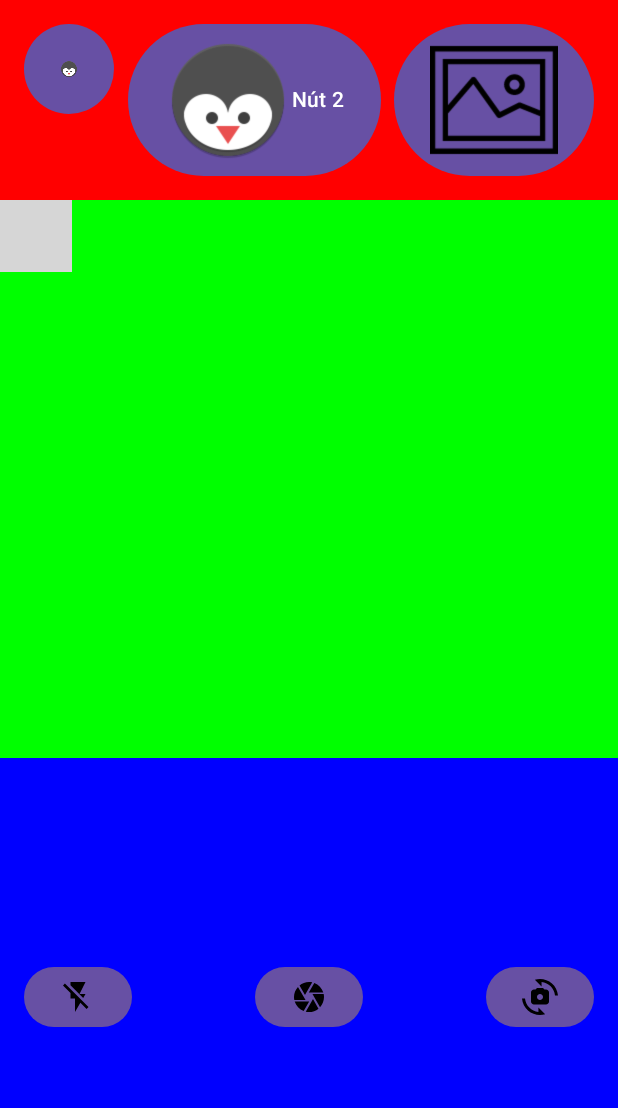
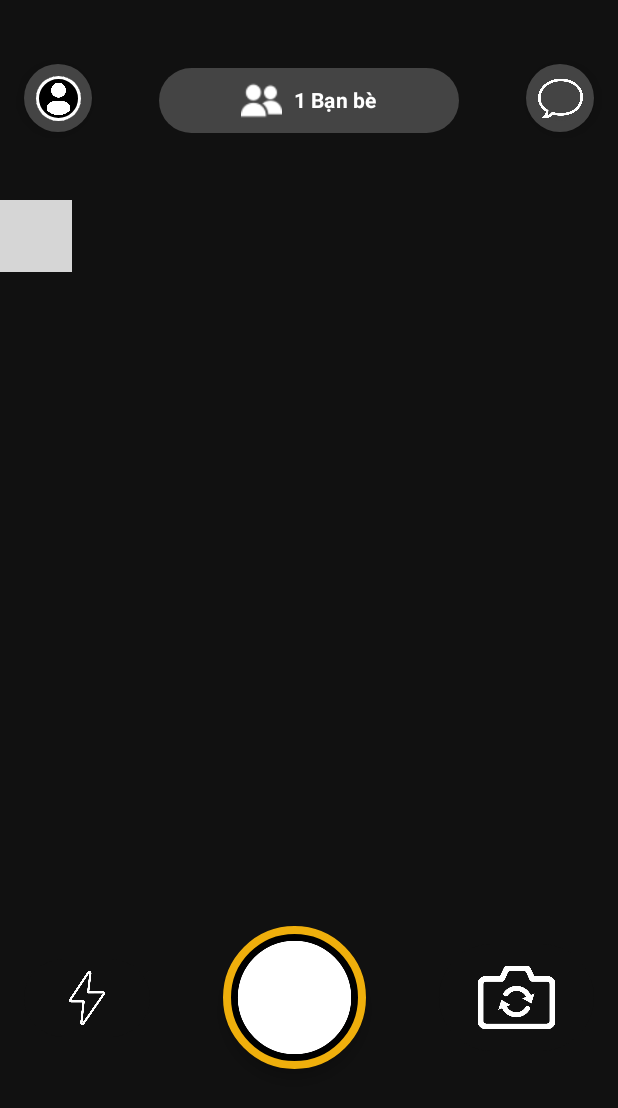
Before and after one commit to Nhandeptrai-123/Application-Socket, an Android app built with Jetpack Compose: the screen it shows after launch (MainActivity), on a phone screen of 412 x 824 dp. Shown: the top 1108 px of the screen. Run offline under Robolectric (Android 15) with nearby library versions, the phone set to English and light mode, and no system bars; libraries missing offline, so code that uses them is left out: androidx.camera.core, androidx.camera.view; 3 statements that could not run were skipped; grey boxes are pictures that could not be loaded.

Commit message:
complete frontend for CameraScreenTakePicture

```diff
--- a/app/src/main/java/com/example/applicationsocket/CameraPreview.kt
+++ b/app/src/main/java/com/example/applicationsocket/CameraPreview.kt
@@ -22,7 +22,7 @@ fun CameraPreview(
     currentCamera: CameraSelector,
     onImageCaptured: (Uri) -> Unit,
     imageCapture: ImageCapture,
-    modifier: Modifier
+//    modifier: Modifier
 ) {
     val context = LocalContext.current
     val lifecycleOwner = LocalLifecycleOwner.current
--- a/app/src/main/java/com/example/applicationsocket/MainActivity.kt
+++ b/app/src/main/java/com/example/applicationsocket/MainActivity.kt
@@ -8,8 +8,8 @@ import androidx.activity.compose.setContent
 import androidx.compose.runtime.Composable
 import androidx.compose.ui.tooling.preview.Preview
 import androidx.core.app.ActivityCompat
-//import com.example.applicationsocket.ui.cameraStuff.TestMain1
-import com.example.applicationsocket.ui.cameraStuff.testmain1
+import com.example.applicationsocket.ui.cameraStuff.TestMain1
+//import com.example.applicationsocket.ui.cameraStuff.testmain1
 import java.io.File
 import java.util.concurrent.ExecutorService
 import java.util.concurrent.Executors
@@ -22,7 +22,7 @@ class MainActivity : ComponentActivity() {
     override fun onCreate(savedInstanceState: Bundle?) {
         super.onCreate(savedInstanceState)
         setContent {
-            testmain1()
+            TestMain1()
         }
 
         requestPermissions()
--- a/app/src/main/java/com/example/applicationsocket/ui/cameraStuff/CameraScreenTakePicture.kt
+++ b/app/src/main/java/com/example/applicationsocket/ui/cameraStuff/CameraScreenTakePicture.kt
@@ -35,10 +35,13 @@ import androidx.compose.material.icons.filled.FlashOff
 import androidx.compose.material.icons.filled.FlashOn
 import androidx.compose.material3.BottomSheetScaffold
 import androidx.compose.material3.Button
+import androidx.compose.material3.ButtonDefaults
 import androidx.compose.material3.Card
 import androidx.compose.material3.ExperimentalMaterial3Api
+import androidx.compose.material3.FloatingActionButton
 import androidx.compose.material3.Icon
 import androidx.compose.material3.IconButton
+import androidx.compose.material3.MaterialTheme
 import androidx.compose.material3.Text
 import androidx.compose.material3.rememberBottomSheetScaffoldState
 import androidx.compose.runtime.Composable
@@ -50,9 +53,13 @@ import androidx.compose.ui.Modifier
 import androidx.compose.ui.draw.clip
 import androidx.compose.ui.graphics.Color
 import androidx.compose.ui.graphics.painter.Painter
+import androidx.compose.ui.graphics.vector.ImageVector
 import androidx.compose.ui.layout.ContentScale
 import androidx.compose.ui.platform.LocalContext
 import androidx.compose.ui.res.painterResource
+import androidx.compose.ui.res.vectorResource
+import androidx.compose.ui.text.font.FontStyle
+import androidx.compose.ui.text.font.FontWeight
 import androidx.compose.ui.tooling.preview.Preview
 import androidx.compose.ui.unit.dp
 import androidx.core.content.ContextCompat
@@ -72,34 +79,58 @@ fun TopBar(modifier: Modifier = Modifier){
             .padding(16.dp),
         horizontalArrangement = Arrangement.SpaceBetween
     ) {
-        Button(
+        FloatingActionButton(
+            onClick = { /*TODO*/ },
+            shape = CircleShape,
             modifier = Modifier
-                .size(60.dp),
-            onClick = { /* Xử lý sự kiện nhấn nút 1 */ },
+                .size(45.dp),
+            containerColor = Color.DarkGray,
         ) {
            Image(
-                painter = painterResource(id = R.drawable.icon_1),
-                contentDescription = "Icon 1",
-                modifier = Modifier.size(100.dp),
+               painter = painterResource(id = R.drawable.profile_user),
+               contentDescription = "User Profile",
+               modifier = Modifier
+                   .size(30.dp)
+                   .border(width = 2.dp, color = Color.White, shape = CircleShape)
+                   .background(Color.White, shape = CircleShape)
            )
         }
 
         Button(
-            onClick = { /* Xử lý sự kiện nhấn nút 2 */ }
+            onClick = { /*TODO*/ },
+            colors = ButtonDefaults.buttonColors(
+                containerColor = Color.DarkGray,
+                contentColor = Color.White
+            ),
+            modifier = Modifier
+                .width(200.dp)
+//                .clip(RoundedCornerShape(55.dp))
         ) {
             Image(
-                painter = painterResource(id = R.drawable.icon_1),
-                contentDescription = "Icon 1",
+                painter = painterResource(id = R.drawable.friends),
+                contentDescription = " Profile",
+                modifier = Modifier.size(27.dp)
             )
-            Text("Nút 2")
+                Spacer(modifier = Modifier.width(8.dp)) // Thêm khoảng cách giữa hình ảnh và văn bản
+            Text(
+                text = "1 Bạn bè",
+                fontWeight = FontWeight.Bold
+            )
         }
 
-        Button(
-            onClick = { /* Xử lý sự kiện nhấn nút 3 */ },
+        FloatingActionButton(
+            onClick = { /*TODO*/ },
+            shape = CircleShape,
+            modifier = Modifier
+                .size(45.dp),
+            containerColor = Color.DarkGray,
         ) {
             Image(
-                painter = painterResource(id = R.drawable.icon_3),
-                contentDescription = "Icon 3",
+                painter = painterResource(id = R.drawable.speech_bubble),
+                contentDescription = "Messaging",
+                modifier = Modifier
+                    .size(30.dp)
+                    .background(Color.DarkGray, shape = CircleShape)
             )
         }
     }
@@ -113,6 +144,7 @@ fun BottomBar(
     onFlashToggle: () -> Unit,
     modifier: Modifier = Modifier
 ){
+    val backgroundColorLocket = Color(0xFF111111)
     Row(
         modifier = Modifier
             .fillMaxWidth()
@@ -122,35 +154,196 @@ fun BottomBar(
     ) {
         Button(
             onClick = { onFlashToggle() },
+            colors = ButtonDefaults.buttonColors(
+                containerColor = backgroundColorLocket,
+            )
         ) {
+            // Sử dụng painterResource để tải hình ảnh
+            val flashDisablePainter = painterResource(id = R.drawable.flash)
+            val flashEnablePainter = painterResource(id = R.drawable.thunder)
+
             Image(
-                imageVector = if (flashEnabled) Icons.Default.FlashOn else Icons.Default.FlashOff,
-                contentDescription = "Turn on or off flash light",
+                painter = if (flashEnabled) flashEnablePainter else flashDisablePainter,
+                contentDescription = "Turn on or turn off flash",
+                modifier = Modifier
+                    .size(36.dp)
             )
         }
 
-        Button(
-            onClick = onTakePicture
+
+        val borderColorTakePictureIcon = Color(0xFFefaf0c)
+        FloatingActionButton(
+            onClick = onTakePicture,
+            containerColor = Color.Black,
+            shape = CircleShape,
+            modifier = Modifier
+                .size(95.dp) // Kích thước của nút
+                .border(5.dp, borderColorTakePictureIcon, CircleShape) // Đường viền màu vàng
         ) {
             Image(
-                imageVector = Icons.Default.Camera,
-                contentDescription = "Take picture",
+                painter = painterResource(id = R.drawable.button_take_picture_icon),
+                contentDescription = "Turn on or turn off flash",
+//                imageVector = flashEnableImageVector,
+                modifier = Modifier
+                    .size(75.dp)
+                    .border(width = 2.dp, color = Color.White, shape = CircleShape)
+                    .background(Color.White, shape = CircleShape)
             )
         }
 
         Button(
             onClick = onSwitchCamera,
+            colors = ButtonDefaults.buttonColors(
+                containerColor = backgroundColorLocket,
+            )
         ) {
             Image(
-                imageVector = Icons.Default.Cameraswitch,
-                contentDescription = "Switch camera"
+                painter = painterResource(id = R.drawable.camera_swap_icon),
+                contentDescription = "Switch camera",
+                modifier = Modifier
+                    .size(55.dp)
+                    .background(backgroundColorLocket)
             )
         }
     }
 }
 
+//@Composable
+//fun testmain1(){
+//    val context = LocalContext.current
+//    val (currentCamera, setCurrentCamera) = remember { mutableStateOf(CameraSelector.DEFAULT_BACK_CAMERA) }
+//    val (flashEnabled, setFlashEnabled) = remember { mutableStateOf(false) }
+//    val (showWhiteScreen, setShowWhiteScreen) = remember { mutableStateOf(false) }
+//    val imageCapture = remember {
+//        ImageCapture.Builder().build()
+//    }
+//
+//    val coroutineScope = rememberCoroutineScope()
+//
+//    fun capturePhoto() {
+//
+//        if (flashEnabled && currentCamera == CameraSelector.DEFAULT_BACK_CAMERA) {
+//            imageCapture.flashMode = ImageCapture.FLASH_MODE_ON
+//        } else {
+//            imageCapture.flashMode = ImageCapture.FLASH_MODE_OFF
+//        }
+//
+//        // Tạo một tệp tin để lưu trữ ảnh
+//        val photoFile = File(
+//            context.getExternalFilesDir(null),
+//            "${System.currentTimeMillis()}.jpg"
+//        )
+//
+//        // Thiết lập các tùy chọn đầu ra cho ImageCapture
+//        val outputOptions = ImageCapture.OutputFileOptions.Builder(photoFile).build()
+//
+//        // Chụp ảnh và lưu trữ nó vào tệp tin đã tạo
+//        imageCapture.takePicture(
+//            outputOptions,
+//            ContextCompat.getMainExecutor(context),
+//            object : ImageCapture.OnImageSavedCallback {
+//                // Xử lý khi chụp ảnh thất bại
+//                override fun onError(exception: ImageCaptureException) {
+//                    Log.e("CameraPreview", "Photo capture failed: ${exception.message}", exception)
+//                }
+//
+//                override fun onImageSaved(outputFileResults: ImageCapture.OutputFileResults) {
+//                    // Lấy URI của ảnh đã lưu
+//                    val savedUri = Uri.fromFile(photoFile)
+//                    Log.d("CameraPreview", "Photo capture succeeded: $savedUri")
+//                    // Handle the saved image URI here
+//                    // Xử lý URI của ảnh đã lưu ở đây
+//                    Toast.makeText(context, "Photo capture succeeded: $savedUri", Toast.LENGTH_SHORT).show()
+//                }
+//            }
+//        )
+//    }
+//
+//    fun takePicture() {
+//        if (flashEnabled && currentCamera == CameraSelector.DEFAULT_FRONT_CAMERA) {
+//            setShowWhiteScreen(true)
+//            coroutineScope.launch {
+//                delay(1000)
+//                capturePhoto()
+//                setShowWhiteScreen(false)
+//            }
+//        } else {
+//            capturePhoto()
+//        }
+//    }
+//
+//    Column(modifier = Modifier.fillMaxSize()) {
+//        // Phần trên cùng của màn hình
+//        Row(
+//            modifier = Modifier
+//                .fillMaxWidth()
+//                .weight(0.15625f)
+//                .background(Color.Red),
+////            contentAlignment = Alignment.Center
+//            verticalAlignment = Alignment.CenterVertically
+//        ) {
+//            if (showWhiteScreen) {
+//                Box(modifier = Modifier
+//                    .fillMaxSize()
+//                    .background(Color.White))
+//            } else {
+//                TopBar()
+//            }
+//        }
+//
+//        // Phần giữa của màn hình
+//        Row(
+//            modifier = Modifier
+//                .fillMaxWidth()
+//                .weight(0.4375f)
+//                .background(Color.Green)
+//                .clip(RoundedCornerShape(55.dp)),
+////            contentAlignment = Alignment.Center
+//        ) {
+//            CameraPreview(
+//                currentCamera,
+//                onImageCaptured = { uri ->
+//                // Handle captured image URI here
+//                },
+//                imageCapture,
+//                modifier = Modifier
+////                        .align(Alignment.Center)
+//            )
+//        }
+//
+//        // Phần dưới cùng của màn hình
+//        Row(
+//            modifier = Modifier
+//                .fillMaxWidth()
+//                .weight(0.375f)
+//                .background(Color.Blue),
+//            verticalAlignment = Alignment.CenterVertically
+//        ) {
+//            if (showWhiteScreen) {
+//                Box(modifier = Modifier
+//                    .fillMaxSize()
+//                    .background(Color.White))
+//            } else {
+//                BottomBar(
+//                    onTakePicture = { takePicture() },
+//                    onSwitchCamera = {
+//                        setCurrentCamera(
+//                            if (currentCamera == CameraSelector.DEFAULT_BACK_CAMERA)
+//                                CameraSelector.DEFAULT_FRONT_CAMERA
+//                            else
+//                                CameraSelector.DEFAULT_BACK_CAMERA
+//                        )
+//                    },
+//                    flashEnabled = flashEnabled,
+//                    onFlashToggle = { setFlashEnabled(!flashEnabled) }
+//                )
+//            }
+//        }
+//    }
+//}
+
 @Composable
-fun testmain1(){
+fun TestMain1() {
     val context = LocalContext.current
     val (currentCamera, setCurrentCamera) = remember { mutableStateOf(CameraSelector.DEFAULT_BACK_CAMERA) }
     val (flashEnabled, setFlashEnabled) = remember { mutableStateOf(false) }
@@ -161,75 +354,56 @@ fun testmain1(){
 
     val coroutineScope = rememberCoroutineScope()
 
+
+
     fun capturePhoto() {
-
         if (flashEnabled && currentCamera == CameraSelector.DEFAULT_BACK_CAMERA) {
             imageCapture.flashMode = ImageCapture.FLASH_MODE_ON
         } else {
             imageCapture.flashMode = ImageCapture.FLASH_MODE_OFF
         }
 
-        // Tạo một tệp tin để lưu trữ ảnh
         val photoFile = File(
             context.getExternalFilesDir(null),
             "${System.currentTimeMillis()}.jpg"
         )
 
-        // Thiết lập các tùy chọn đầu ra cho ImageCapture
         val outputOptions = ImageCapture.OutputFileOptions.Builder(photoFile).build()
 
-        // Chụp ảnh và lưu trữ nó vào tệp tin đã tạo
         imageCapture.takePicture(
             outputOptions,
             ContextCompat.getMainExecutor(context),
             object : ImageCapture.OnImageSavedCallback {
-                // Xử lý khi chụp ảnh thất bại
                 override fun onError(exception: ImageCaptureException) {
                     Log.e("CameraPreview", "Photo capture failed: ${exception.message}", exception)
                 }
 
                 override fun onImageSaved(outputFileResults: ImageCapture.OutputFileResults) {
-                    // Lấy URI của ảnh đã lưu
                     val savedUri = Uri.fromFile(photoFile)
                     Log.d("CameraPreview", "Photo capture succeeded: $savedUri")
+                    Toast.makeText(context, "Photo capture succeeded: $savedUri", Toast.LENGTH_SHORT).show()
                     // Handle the saved image URI here
-                    // Xử lý URI của ảnh đã lưu ở đây
-                    Toast.makeText(context, "Photo capture succeeded: $savedUri", Toast.LENGTH_SHORT).show()
                 }
             }
         )
     }
 
     fun takePicture() {
-        if (flashEnabled && currentCamera == CameraSelector.DEFAULT_FRONT_CAMERA) {
-            setShowWhiteScreen(true)
-            coroutineScope.launch {
-                delay(1000)
         capturePhoto()
-                setShowWhiteScreen(false)
-            }
-        } else {
-            capturePhoto()
-        }
     }
 
     Column(modifier = Modifier.fillMaxSize()) {
+        //su dung cho toan app
+        val backgroundColorLocket = Color(0xFF111111)
         // Phần trên cùng của màn hình
         Row(
             modifier = Modifier
                 .fillMaxWidth()
                 .weight(0.15625f)
-                .background(Color.Red),
-//            contentAlignment = Alignment.Center
+                .background(backgroundColorLocket),
             verticalAlignment = Alignment.CenterVertically
         ) {
-            if (showWhiteScreen) {
-                Box(modifier = Modifier
-                    .fillMaxSize()
-                    .background(Color.White))
-            } else {
             TopBar()
-            }
         }
 
         // Phần giữa của màn hình
@@ -237,19 +411,12 @@ fun testmain1(){
             modifier = Modifier
                 .fillMaxWidth()
                 .weight(0.4375f)
-                .background(Color.Green)
-                .clip(RoundedCornerShape(55.dp)),
-//            contentAlignment = Alignment.Center
+                .background(backgroundColorLocket)
+                .clip(RoundedCornerShape(55.dp))
         ) {
-            CameraPreview(
-                currentCamera,
-                onImageCaptured = { uri ->
+            CameraPreview(currentCamera, onImageCaptured = { uri ->
                 // Handle captured image URI here
-                },
-                imageCapture,
-                modifier = Modifier
-//                        .align(Alignment.Center)
-            )
+            }, imageCapture)
         }
 
         // Phần dưới cùng của màn hình
@@ -257,14 +424,9 @@ fun testmain1(){
             modifier = Modifier
                 .fillMaxWidth()
                 .weight(0.375f)
-                .background(Color.Blue),
+                .background(backgroundColorLocket),
             verticalAlignment = Alignment.CenterVertically
         ) {
-            if (showWhiteScreen) {
-                Box(modifier = Modifier
-                    .fillMaxSize()
-                    .background(Color.White))
-            } else {
             BottomBar(
                 onTakePicture = { takePicture() },
                 onSwitchCamera = {
@@ -281,111 +443,6 @@ fun testmain1(){
         }
     }
 }
-}
-
-//@Composable
-//fun TestMain1() {
-//    val context = LocalContext.current
-//    val (currentCamera, setCurrentCamera) = remember { mutableStateOf(CameraSelector.DEFAULT_BACK_CAMERA) }
-//    val (flashEnabled, setFlashEnabled) = remember { mutableStateOf(false) }
-//    val (showWhiteScreen, setShowWhiteScreen) = remember { mutableStateOf(false) }
-//    val imageCapture = remember {
-//        ImageCapture.Builder().build()
-//    }
-//
-//    val coroutineScope = rememberCoroutineScope()
-//
-//
-//
-//    fun capturePhoto() {
-//        if (flashEnabled && currentCamera == CameraSelector.DEFAULT_BACK_CAMERA) {
-//            imageCapture.flashMode = ImageCapture.FLASH_MODE_ON
-//        } else {
-//            imageCapture.flashMode = ImageCapture.FLASH_MODE_OFF
-//        }
-//
-//        val photoFile = File(
-//            context.getExternalFilesDir(null),
-//            "${System.currentTimeMillis()}.jpg"
-//        )
-//
-//        val outputOptions = ImageCapture.OutputFileOptions.Builder(photoFile).build()
-//
-//        imageCapture.takePicture(
-//            outputOptions,
-//            ContextCompat.getMainExecutor(context),
-//            object : ImageCapture.OnImageSavedCallback {
-//                override fun onError(exception: ImageCaptureException) {
-//                    Log.e("CameraPreview", "Photo capture failed: ${exception.message}", exception)
-//                }
-//
-//                override fun onImageSaved(outputFileResults: ImageCapture.OutputFileResults) {
-//                    val savedUri = Uri.fromFile(photoFile)
-//                    Log.d("CameraPreview", "Photo capture succeeded: $savedUri")
-//                    Toast.makeText(context, "Photo capture succeeded: $savedUri", Toast.LENGTH_SHORT).show()
-//                    // Handle the saved image URI here
-//                }
-//            }
-//        )
-//    }
-//
-//    fun takePicture() {
-//        capturePhoto()
-//    }
-//
-//    Column(modifier = Modifier.fillMaxSize()) {
-//        // Phần trên cùng của màn hình
-//        Row(
-//            modifier = Modifier
-//                .fillMaxWidth()
-//                .weight(0.15625f)
-//                .background(Color.Red),
-//            verticalAlignment = Alignment.CenterVertically
-//        ) {
-//            TopBar()
-//        }
-//
-//        // Phần giữa của màn hình
-//        Row(
-//            modifier = Modifier
-//                .fillMaxWidth()
-//                .weight(0.4375f)
-//                .background(Color.Green)
-//                .clip(RoundedCornerShape(55.dp))
-//        ) {
-//            if (showWhiteScreen) {
-//                Box(modifier = Modifier.fillMaxSize().background(Color.White))
-//            } else {
-//                CameraPreview(currentCamera, onImageCaptured = { uri ->
-//                    // Handle captured image URI here
-//                }, imageCapture)
-//            }
-//        }
-//
-//        // Phần dưới cùng của màn hình
-//        Row(
-//            modifier = Modifier
-//                .fillMaxWidth()
-//                .weight(0.375f)
-//                .background(Color.Blue),
-//            verticalAlignment = Alignment.CenterVertically
-//        ) {
-//            BottomBar(
-//                onTakePicture = { takePicture() },
-//                onSwitchCamera = {
-//                    setCurrentCamera(
-//                        if (currentCamera == CameraSelector.DEFAULT_BACK_CAMERA)
-//                            CameraSelector.DEFAULT_FRONT_CAMERA
-//                        else
-//                            CameraSelector.DEFAULT_BACK_CAMERA
-//                    )
-//                },
-//                flashEnabled = flashEnabled,
-//                onFlashToggle = { setFlashEnabled(!flashEnabled) }
-//            )
-//        }
-//    }
-//}
 
 
 
@@ -434,6 +491,7 @@ fun testmain1(){
 @Composable
 fun TopBarPreview() {
     ApplicationSocketTheme {
-//        testmain1()
+        TopBar()
+
     }
 }
```
Also changed, not shown: app/src/main/res/drawable/button_take_picture_icon.png (added), app/src/main/res/drawable/camera_swap_icon.png (added), app/src/main/res/drawable/flash.png (added), app/src/main/res/drawable/friends.png (added), app/src/main/res/drawable/profile_user.png (added), app/src/main/res/drawable/speech_bubble.png (added), app/src/main/res/drawable/thunder.png (added). Lines whose indentation alone changed are shown as unchanged.
